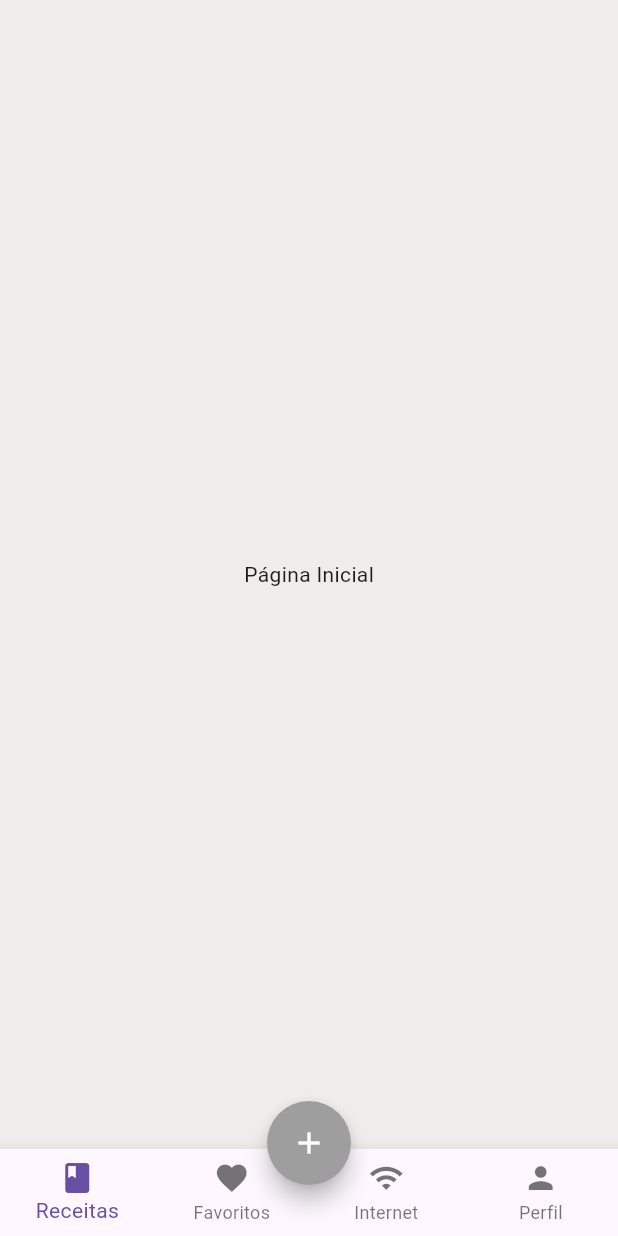
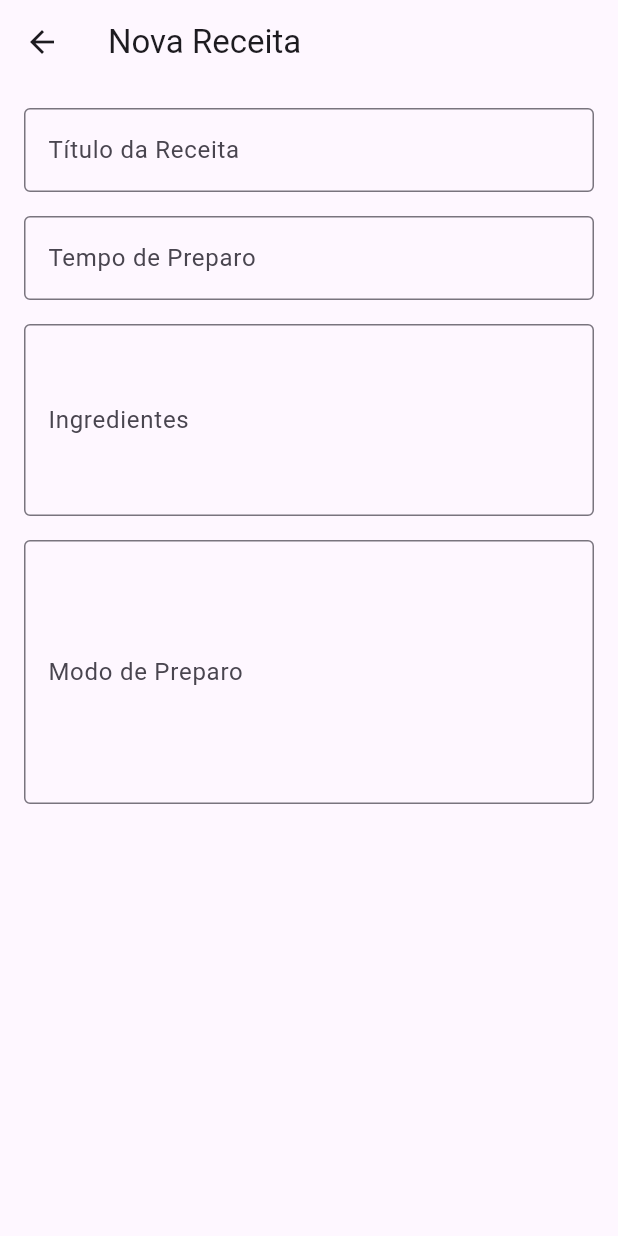
Before and after one commit to aWhiity/aplicativo_receitas, a Flutter app: the screen it shows after launch, after a tap on the "add" icon, on a phone screen of 412 x 824 dp. Run offline on Flutter 3.47's test engine with Material 3 defaults, Android fonts, the phone set to English and light mode, and no system bars.

Commit message:
🔧 chore: merge

```diff
--- /dev/null
+++ b/lib/Pages/nova_receita_page.dart
@@ -0,0 +1,60 @@
+import 'package:flutter/material.dart';
+
+class PaginaNovaReceita extends StatelessWidget {
+  const PaginaNovaReceita({super.key});
+
+  @override
+  Widget build(BuildContext context) {
+    return Scaffold(
+      appBar: AppBar(
+        title: Text('Nova Receita'),
+        //backgroundColor: Colors.green,
+      ),
+      body: SingleChildScrollView(
+        padding: const EdgeInsets.all(16.0),
+        child: Column(
+          crossAxisAlignment: CrossAxisAlignment.start,
+          children: [
+            TextFormField(
+              decoration: const InputDecoration(
+                labelText: 'Título da Receita',
+                hintText: 'Ex.:Bolo de Cenoura',
+                border: OutlineInputBorder(),
+              ),
+            ),
+            const SizedBox(height: 16),
+
+            TextFormField(
+              decoration: const InputDecoration(
+                labelText: 'Tempo de Preparo',
+                hintText: 'Ex.:45 minutos',
+                border: OutlineInputBorder(),
+              ),
+            ),
+            const SizedBox(height: 16),
+
+            TextFormField(
+              maxLines: 4,
+              decoration: const InputDecoration(
+                labelText: 'Ingredientes',
+                hintText: 'Ex.:3 ovos, 2 xícaras de farinha de trigo...',
+                border: OutlineInputBorder(),
+              ),
+            ),
+            const SizedBox(height: 16),
+
+            TextFormField(
+              maxLines: 6,
+              decoration: const InputDecoration(
+                labelText: 'Modo de Preparo',
+                hintText: 'Descreva o passo a passo...',
+                border: OutlineInputBorder(),
+              ),
+            ),
+            const SizedBox(height: 16),
+          ],
+        ),
+      ),
+    );
+  }
+}
--- a/lib/Pages/pagina_inicial.dart
+++ b/lib/Pages/pagina_inicial.dart
@@ -2,6 +2,7 @@ import 'package:flutter/material.dart';
 import 'favoritos_page.dart';
 import 'internet_page.dart';
 import 'perfil_page.dart';
+import 'nova_receita_page.dart';
 
 class PaginaInicial extends StatefulWidget {
   const PaginaInicial({super.key});
@@ -27,44 +28,15 @@ class _PaginaInicialState extends State<PaginaInicial> {
   }
 
   void _adicionarReceita() {
-    showDialog(
-      context: context,
-      builder: (BuildContext context) {
-        return AlertDialog(
-          title: const Text("Adicionar Receita"),
-          content: TextField(
-            decoration: const InputDecoration(
-              hintText: "Digite o nome da receita",
-            ),
-            autofocus: true,
-          ),
-          actions: <Widget>[
-            TextButton(
-              child: const Text('Cancelar'),
-              onPressed: () {
-                Navigator.of(context).pop();
-              },
-            ),
-            TextButton(
-              child: const Text('Salvar'),
-              onPressed: () {
-                Navigator.of(context).pop();
-              },
-            ),
-          ],
-        );
-      },
+    Navigator.push(
+      context,
+      MaterialPageRoute(builder: (context) => const PaginaNovaReceita()),
     );
   }
 
   @override
   Widget build(BuildContext context) {
     return Scaffold(
-      /*appBar: AppBar(
-        centerTitle: true,
-        title: const Text("Receitas"),
-        backgroundColor: Colors.green,
-      ),*/
       floatingActionButtonLocation: FloatingActionButtonLocation.centerFloat,
       body: _paginas[_paginaSelecionada],
       backgroundColor: const Color.fromARGB(255, 241, 236, 236),
@@ -83,7 +55,7 @@ class _PaginaInicialState extends State<PaginaInicial> {
         ],
       ),
       floatingActionButton: Transform.translate(
-        offset: const Offset(0, 40),
+        offset: const Offset(0, 0),
         child: FloatingActionButton(
           onPressed: _adicionarReceita,
           backgroundColor: Colors.grey,
```
